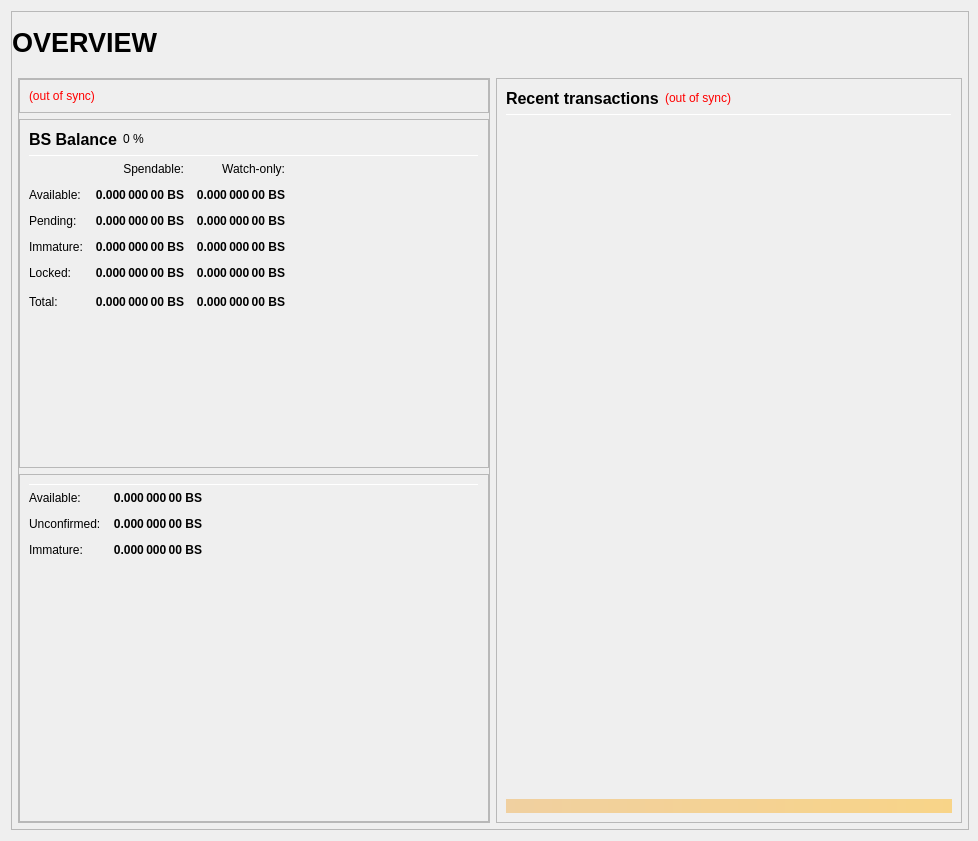
Before: the Qt Designer form src/qt/forms/overviewpage.ui in bitstakecore/skw-no-master, drawn with Qt 5.
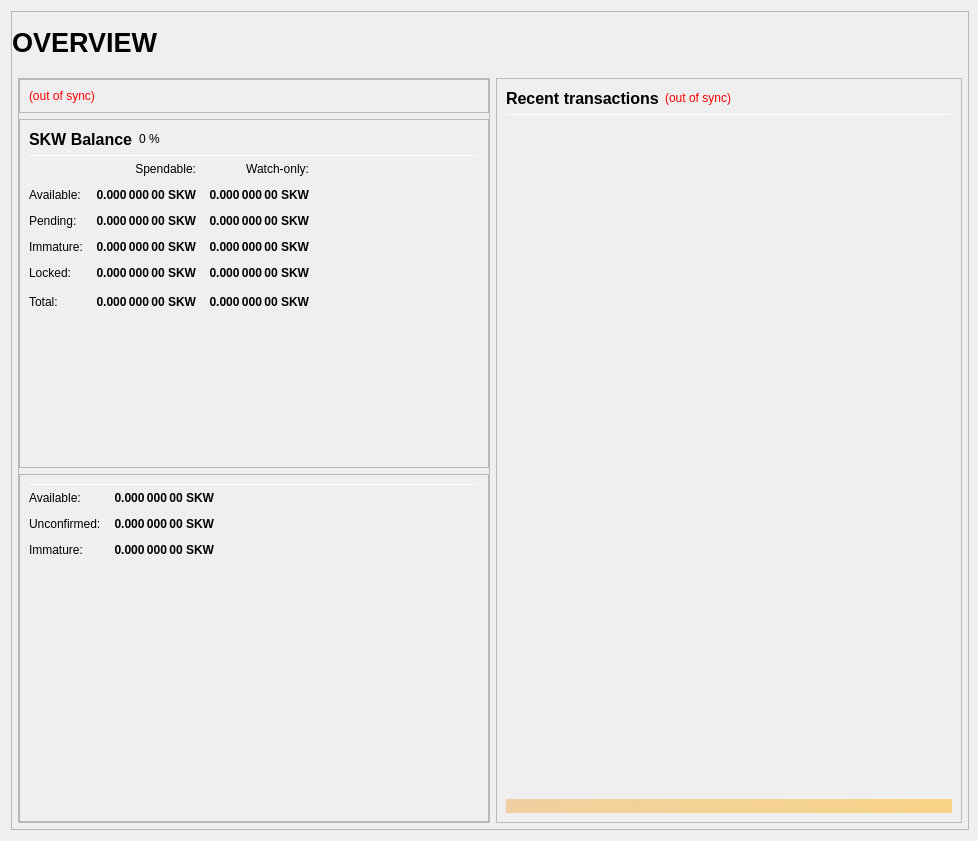
After: the same form once the commit is applied.

What changed in the file:
```diff
--- a/src/qt/forms/overviewpage.ui
+++ b/src/qt/forms/overviewpage.ui
@@ -433,7 +433,7 @@
                           </font>
                          </property>
                          <property name="text">
-                          <string>BS Balance</string>
+                          <string>SKW Balance</string>
                          </property>
                         </widget>
                        </item>
@@ -525,7 +525,7 @@
                           <string>Your current spendable balance</string>
                          </property>
                          <property name="text">
-                          <string notr="true">0.000 000 00 BS</string>
+                          <string notr="true">0.000 000 00 SKW</string>
                          </property>
                          <property name="alignment">
                           <set>Qt::AlignRight|Qt::AlignTrailing|Qt::AlignVCenter</set>
@@ -550,7 +550,7 @@
                           <string>Your current balance in watch-only addresses</string>
                          </property>
                          <property name="text">
-                          <string notr="true">0.000 000 00 BS</string>
+                          <string notr="true">0.000 000 00 SKW</string>
                          </property>
                          <property name="alignment">
                           <set>Qt::AlignRight|Qt::AlignTrailing|Qt::AlignVCenter</set>
@@ -582,7 +582,7 @@
                           <string>Total of transactions that have yet to be confirmed, and do not yet count toward the spendable balance</string>
                          </property>
                          <property name="text">
-                          <string notr="true">0.000 000 00 BS</string>
+                          <string notr="true">0.000 000 00 SKW</string>
                          </property>
                          <property name="alignment">
                           <set>Qt::AlignRight|Qt::AlignTrailing|Qt::AlignVCenter</set>
@@ -607,7 +607,7 @@
                           <string>Unconfirmed transactions to watch-only addresses</string>
                          </property>
                          <property name="text">
-                          <string notr="true">0.000 000 00 BS</string>
+                          <string notr="true">0.000 000 00 SKW</string>
                          </property>
                          <property name="alignment">
                           <set>Qt::AlignRight|Qt::AlignTrailing|Qt::AlignVCenter</set>
@@ -639,7 +639,7 @@
                           <string>Staked or masternode rewards that has not yet matured</string>
                          </property>
                          <property name="text">
-                          <string notr="true">0.000 000 00 BS</string>
+                          <string notr="true">0.000 000 00 SKW</string>
                          </property>
                          <property name="alignment">
                           <set>Qt::AlignRight|Qt::AlignTrailing|Qt::AlignVCenter</set>
@@ -664,7 +664,7 @@
                           <string>Staked or masternode rewards in watch-only addresses that has not yet matured</string>
                          </property>
                          <property name="text">
-                          <string notr="true">0.000 000 00 BS</string>
+                          <string notr="true">0.000 000 00 SKW</string>
                          </property>
                          <property name="alignment">
                           <set>Qt::AlignRight|Qt::AlignTrailing|Qt::AlignVCenter</set>
@@ -699,7 +699,7 @@
                           <string>Locked BS or Masternode collaterals. These are excluded from xBS minting.</string>
                          </property>
                          <property name="text">
-                          <string notr="true">0.000 000 00 BS</string>
+                          <string notr="true">0.000 000 00 SKW</string>
                          </property>
                          <property name="alignment">
                           <set>Qt::AlignRight|Qt::AlignTrailing|Qt::AlignVCenter</set>
@@ -724,7 +724,7 @@
                           <string>Current locked balance in watch-only addresses</string>
                          </property>
                          <property name="text">
-                          <string notr="true">0.000 000 00 BS</string>
+                          <string notr="true">0.000 000 00 SKW</string>
                          </property>
                          <property name="alignment">
                           <set>Qt::AlignRight|Qt::AlignTrailing|Qt::AlignVCenter</set>
@@ -759,7 +759,7 @@
                           <string>Your current BS balance, unconfirmed and immature transactions included</string>
                          </property>
                          <property name="text">
-                          <string notr="true">0.000 000 00 BS</string>
+                          <string notr="true">0.000 000 00 SKW</string>
                          </property>
                          <property name="alignment">
                           <set>Qt::AlignRight|Qt::AlignTrailing|Qt::AlignVCenter</set>
@@ -784,7 +784,7 @@
                           <string>Current total balance in watch-only addresses</string>
                          </property>
                          <property name="text">
-                          <string notr="true">0.000 000 00 BS</string>
+                          <string notr="true">0.000 000 00 SKW</string>
                          </property>
                          <property name="alignment">
                           <set>Qt::AlignRight|Qt::AlignTrailing|Qt::AlignVCenter</set>
@@ -926,7 +926,7 @@
 These xBS are spendable.</string>
                          </property>
                          <property name="text">
-                          <string notr="true">0.000 000 00 BS</string>
+                          <string notr="true">0.000 000 00 SKW</string>
                          </property>
                          <property name="alignment">
                           <set>Qt::AlignRight|Qt::AlignTrailing|Qt::AlignVCenter</set>
@@ -957,7 +957,7 @@
 Immature: confirmed, but less than 3 mints of the same denomination after it was minted</string>
                          </property>
                          <property name="text">
-                          <string notr="true">0.000 000 00 BS</string>
+                          <string notr="true">0.000 000 00 SKW</string>
                          </property>
                          <property name="alignment">
                           <set>Qt::AlignRight|Qt::AlignTrailing|Qt::AlignVCenter</set>
@@ -988,7 +988,7 @@
 Immature: confirmed, but less than 3 mints of the same denomination after it was minted</string>
                          </property>
                          <property name="text">
-                          <string notr="true">0.000 000 00 BS</string>
+                          <string notr="true">0.000 000 00 SKW</string>
                          </property>
                          <property name="alignment">
                           <set>Qt::AlignRight|Qt::AlignTrailing|Qt::AlignVCenter</set>
```
Left out of the diff: 32 changed lines with no effect on the pictures.
